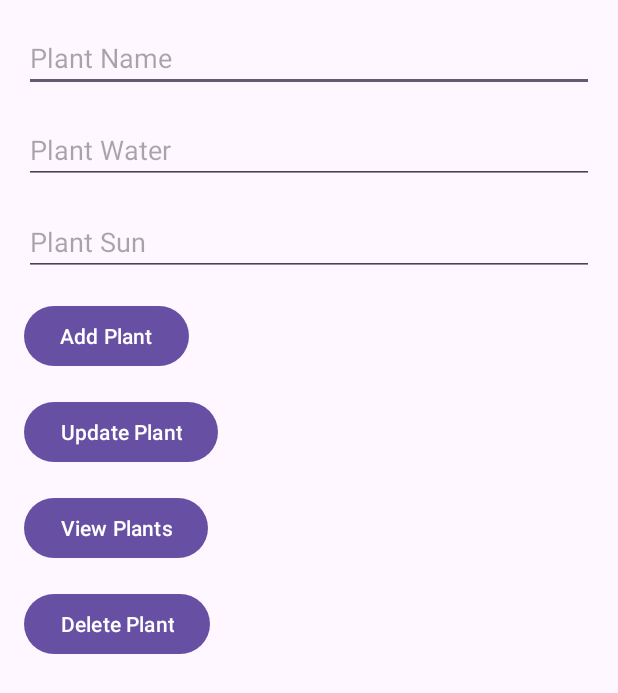
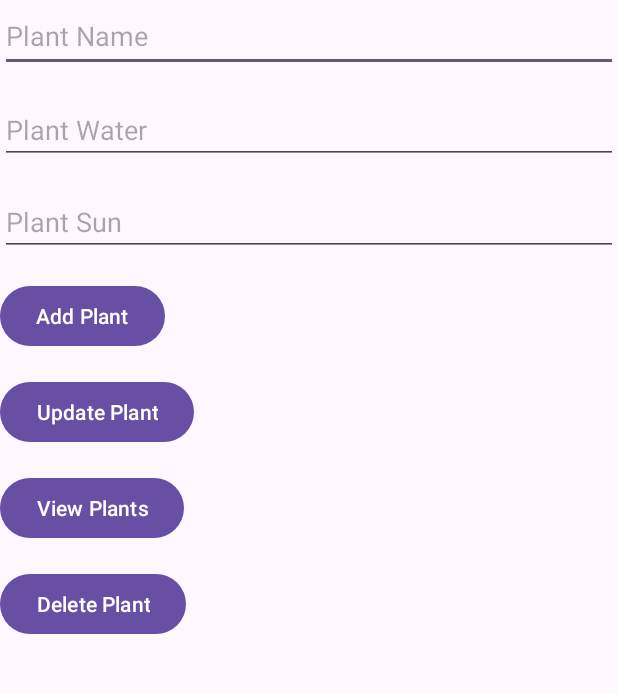
Before and after one commit to hinali-281/Plantopia, an Android app: the Activity4_home screen opened directly, with no data from a screen before it, on a phone screen of 412 x 824 dp. Shown: the top 693 px of the screen. Run offline under Robolectric (Android 15) with nearby library versions, the phone set to English and light mode, and no system bars.

Commit message:
Lots of changes done

```diff
--- a/app/src/main/res/layout/activity_activity4_home.xml
+++ b/app/src/main/res/layout/activity_activity4_home.xml
@@ -1,21 +1,17 @@
 <?xml version="1.0" encoding="utf-8"?>
-<androidx.constraintlayout.widget.ConstraintLayout xmlns:android="http://schemas.android.com/apk/res/android"
+<RelativeLayout xmlns:android="http://schemas.android.com/apk/res/android"
 
     xmlns:tools="http://schemas.android.com/tools"
     android:layout_width="match_parent"
     android:layout_height="match_parent"
     tools:context=".Activity4_home">
-    <?xml version="1.0" encoding="utf-8"?>
-    <RelativeLayout xmlns:android="http://schemas.android.com/apk/res/android"
+
+    <EditText
+        android:id="@+id/plantNameEditText"
         android:layout_width="match_parent"
-        android:layout_height="match_parent"
-        android:padding="16dp">
-
-        <EditText
-            android:id="@+id/plantNameEditText"
-            android:layout_width="match_parent"
-            android:layout_height="wrap_content"
-            android:hint="Plant Name"/>
+        android:layout_height="wrap_content"
+        android:hint="Plant Name"
+        android:minHeight="48dp" />
 
         <EditText
             android:id="@+id/plantWaterEditText"
@@ -31,6 +27,7 @@
             android:layout_height="wrap_content"
             android:layout_below="@id/plantWaterEditText"
             android:layout_marginTop="16dp"
+
             android:hint="Plant Sun"/>
 
         <Button
@@ -38,6 +35,7 @@
             android:layout_width="wrap_content"
             android:layout_height="wrap_content"
             android:layout_below="@id/plantSunEditText"
+            android:textColor="@color/white"
             android:layout_marginTop="16dp"
             android:text="Add Plant"/>
 
@@ -47,6 +45,7 @@
             android:layout_height="wrap_content"
             android:layout_below="@id/addButton"
             android:layout_marginTop="16dp"
+            android:textColor="@color/white"
             android:text="Update Plant"/>
 
         <Button
@@ -54,6 +53,7 @@
             android:layout_width="wrap_content"
             android:layout_height="wrap_content"
             android:layout_below="@id/updateButton"
+            android:textColor="@color/white"
             android:layout_marginTop="16dp"
             android:text="View Plants"/>
 
@@ -63,6 +63,7 @@
             android:layout_height="wrap_content"
             android:layout_below="@id/viewButton"
             android:layout_marginTop="16dp"
+            android:textColor="@color/white"
             android:text="Delete Plant"/>
 
         <TextView
@@ -70,11 +71,9 @@
             android:layout_width="match_parent"
             android:layout_height="wrap_content"
             android:layout_below="@id/deleteButton"
+
             android:layout_marginTop="16dp"
             android:text=""
             android:textSize="16sp"/>
 
     </RelativeLayout>
-
-
-</androidx.constraintlayout.widget.ConstraintLayout>
```
